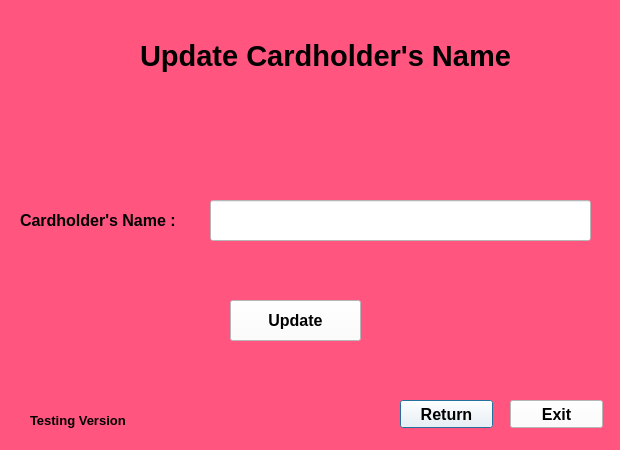
Before: the Qt Designer form update_cardholder_name.ui in Louay-Barraq/PasswordAndCreditCard-Manager, drawn with Qt 5.
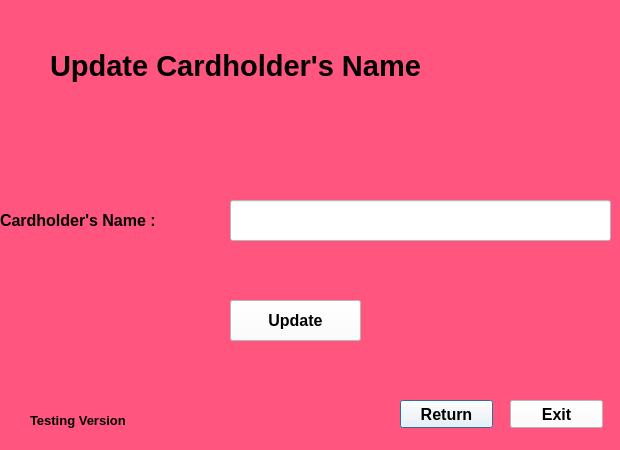
After: the same form once the commit is applied.

What changed in the file:
```diff
--- a/update_cardholder_name.ui
+++ b/update_cardholder_name.ui
@@ -19,9 +19,9 @@
   <widget class="QLabel" name="label_4">
    <property name="geometry">
     <rect>
-     <x>140</x>
-     <y>20</y>
-     <width>381</width>
+     <x>50</x>
+     <y>30</y>
+     <width>581</width>
      <height>71</height>
     </rect>
    </property>
@@ -110,9 +110,9 @@
   <widget class="QLabel" name="label_5">
    <property name="geometry">
     <rect>
-     <x>20</x>
+     <x>0</x>
      <y>200</y>
-     <width>171</width>
+     <width>231</width>
      <height>41</height>
     </rect>
    </property>
@@ -159,7 +159,7 @@
   <widget class="QLineEdit" name="CardholderName">
    <property name="geometry">
     <rect>
-     <x>210</x>
+     <x>230</x>
      <y>200</y>
      <width>381</width>
      <height>41</height>
```
